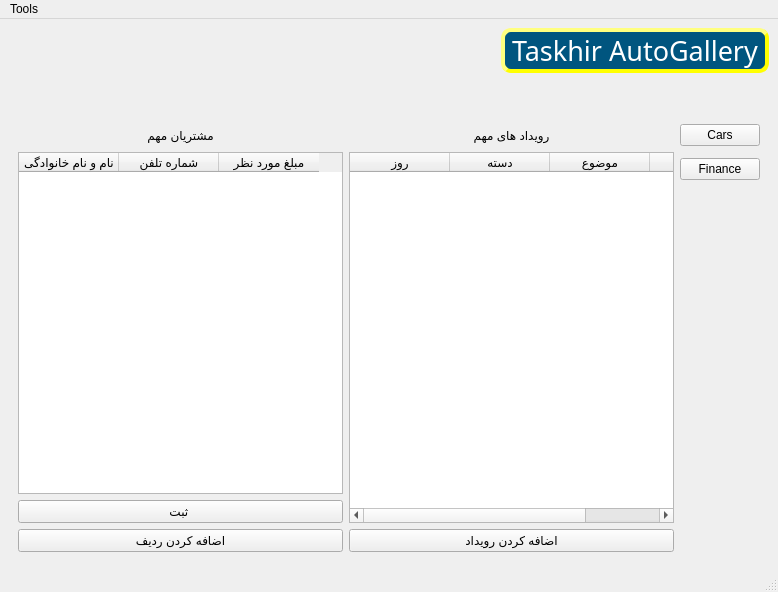
behruzsayyadi/AP98Project, file CarExhibitionManagement/MainWindow.ui: the form before one commit.
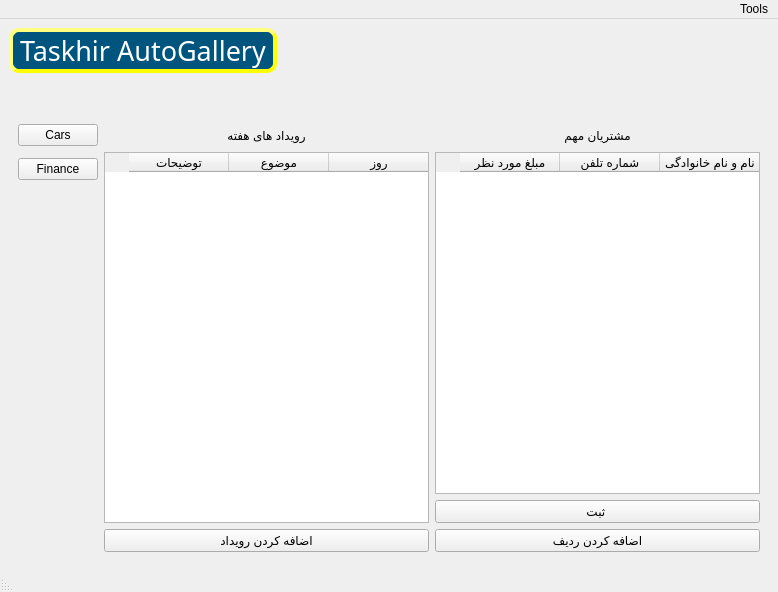
The form after the commit. The open tabs and pages were chosen to show the change. Icons and pictures are not drawn. Custom widgets are drawn as their Qt base class.

```diff
--- a/CarExhibitionManagement/MainWindow.ui
+++ b/CarExhibitionManagement/MainWindow.ui
@@ -13,6 +13,9 @@
   <property name="windowTitle">
    <string>MainWindow</string>
   </property>
+  <property name="layoutDirection">
+   <enum>Qt::RightToLeft</enum>
+  </property>
   <widget class="QWidget" name="centralwidget">
    <layout class="QGridLayout" name="layout_CentralWidget">
     <item row="2" column="0" colspan="3">
@@ -147,7 +150,7 @@
         <item row="1" column="1">
          <widget class="QLabel" name="label_Events">
           <property name="text">
-           <string>رویداد های مهم</string>
+           <string>رویداد های هفته</string>
           </property>
           <property name="alignment">
            <set>Qt::AlignCenter</set>
@@ -175,11 +178,6 @@
             <string>روز</string>
            </property>
           </column>
-          <column>
-           <property name="text">
-            <string>دسته</string>
-           </property>
-          </column>
           <column>
            <property name="text">
             <string>موضوع</string>
```
Left out of the diff: 35 changed lines with no effect on the pictures.
